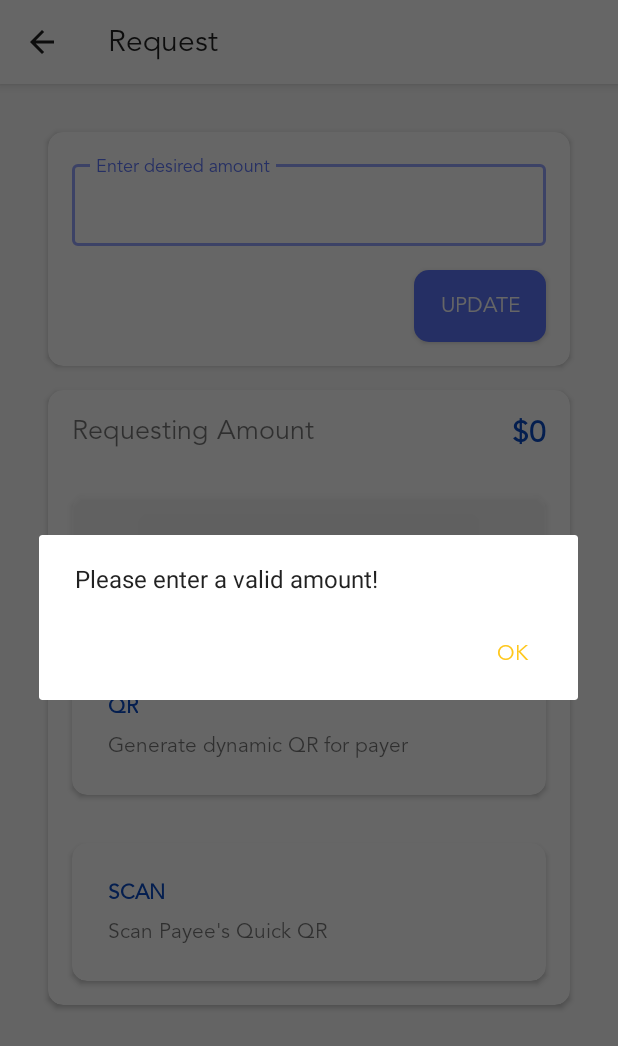
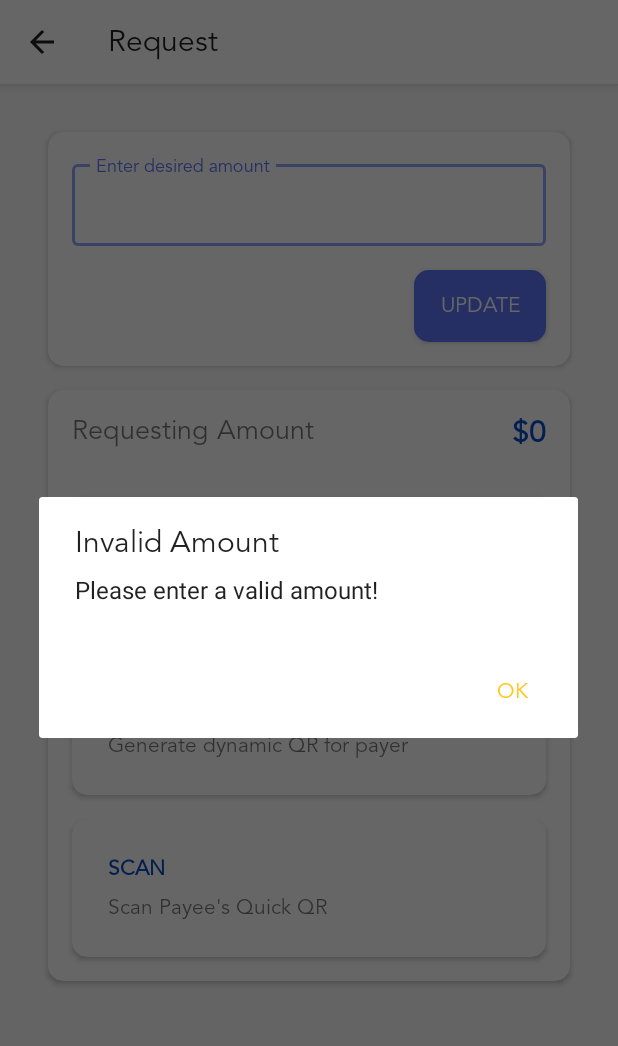
Before and after one commit to geostrong/Pocket_v2.0, an Android app: the RequestActivity screen opened directly, with no data from a screen before it, after a tap on "UPDATE", on a phone screen of 412 x 824 dp. Shown: the top 1046 px of the screen. Run offline under Robolectric (Android 15) with nearby library versions, the phone set to English and light mode, and no system bars; network calls fail.

Commit message:
added titles to dialog

```diff
--- a/app/src/main/java/com/pocketwallet/pocket/ContractActivity_Details.java
+++ b/app/src/main/java/com/pocketwallet/pocket/ContractActivity_Details.java
@@ -129,7 +129,7 @@ public class ContractActivity_Details extends AppCompatActivity {
                             }
                         };
                         AlertDialog.Builder builder = new AlertDialog.Builder(ContractActivity_Details.this);
-                        builder.setMessage("Your wallet does not have enough balance to pay. Press 'Top Up' to go to the top up page.")
+                        builder.setMessage("Your wallet does not have enough balance to pay. Press 'Top Up' to go to the top up page.").setTitle("Insufficient Balance")
                                 .setPositiveButton("Top Up", dialogClickListener)
                                 .setNegativeButton("Cancel", dialogClickListener).show();
                     } else {
--- a/app/src/main/java/com/pocketwallet/pocket/LoginActivity_Logged.java
+++ b/app/src/main/java/com/pocketwallet/pocket/LoginActivity_Logged.java
@@ -401,7 +401,7 @@ public class LoginActivity_Logged extends AppCompatActivity{
                 }
             };
             AlertDialog.Builder builder = new AlertDialog.Builder(LoginActivity_Logged.this);
-            builder.setMessage("1) Biometric does not work on this device, OR \n\n2)You do not have any registered fingerprints")
+            builder.setMessage("1) Biometric does not work on this device, OR \n\n2)You do not have any registered fingerprints").setTitle("Error")
                     .setPositiveButton("Ok", dialogClickListener).show();
             return false;
         }
--- a/app/src/main/java/com/pocketwallet/pocket/RequestActivity.java
+++ b/app/src/main/java/com/pocketwallet/pocket/RequestActivity.java
@@ -134,7 +134,7 @@ public class RequestActivity extends AppCompatActivity {
                         }
                     };
                     AlertDialog.Builder builder = new AlertDialog.Builder(RequestActivity.this);
-                    builder.setMessage("Please enter a valid amount!")
+                    builder.setMessage("Please enter a valid amount!").setTitle("Invalid Amount")
                             .setPositiveButton("Ok", dialogClickListener).show();
                 }else {
                     requestingAmountView.setText("$" + requestingAmount);
@@ -172,7 +172,7 @@ public class RequestActivity extends AppCompatActivity {
             }
         };
         AlertDialog.Builder builder = new AlertDialog.Builder(RequestActivity.this);
-        builder.setMessage("Please enter an amount to request!")
+        builder.setMessage("Please enter an amount to request!").setTitle("Invalid Amount")
                 .setPositiveButton("Ok", dialogClickListener).show();
     }
 }
--- a/app/src/main/java/com/pocketwallet/pocket/ScanQRActivity_Dynamic.java
+++ b/app/src/main/java/com/pocketwallet/pocket/ScanQRActivity_Dynamic.java
@@ -113,7 +113,7 @@ public class ScanQRActivity_Dynamic extends AppCompatActivity {
                             }
                         };
                         AlertDialog.Builder builder = new AlertDialog.Builder(ScanQRActivity_Dynamic.this);
-                        builder.setMessage("Your wallet does not have enough balance to pay. Press 'Top Up' to go to the top up page.")
+                        builder.setMessage("Your wallet does not have enough balance to pay. Press 'Top Up' to go to the top up page.").setTitle("Insufficient Balance")
                                 .setPositiveButton("Top Up", dialogClickListener)
                                 .setNegativeButton("Cancel", dialogClickListener).show();
                     } else {
@@ -138,7 +138,7 @@ public class ScanQRActivity_Dynamic extends AppCompatActivity {
                                     }
                                 };
                                 AlertDialog.Builder builder = new AlertDialog.Builder(ScanQRActivity_Dynamic.this);
-                                builder.setMessage("The amount payable is greater than your 'per transaction limit'")
+                                builder.setMessage("The amount payable is greater than your 'per transaction limit'").setTitle("Exceeded Limit")
                                         .setPositiveButton("Ok", dialogClickListener).show();
                             }
                         }
--- a/app/src/main/java/com/pocketwallet/pocket/ScanQRActivity_Static.java
+++ b/app/src/main/java/com/pocketwallet/pocket/ScanQRActivity_Static.java
@@ -114,7 +114,7 @@ public class ScanQRActivity_Static extends AppCompatActivity {
                             }
                         };
                         AlertDialog.Builder builder = new AlertDialog.Builder(ScanQRActivity_Static.this);
-                        builder.setMessage("Your wallet does not have enough balance to pay. Press 'Top Up' to go to the top up page.")
+                        builder.setMessage("Your wallet does not have enough balance to pay. Press 'Top Up' to go to the top up page.").setTitle("Insufficient Balance")
                                 .setPositiveButton("Top Up", dialogClickListener)
                                 .setNegativeButton("Cancel", dialogClickListener).show();
                     }
@@ -140,7 +140,7 @@ public class ScanQRActivity_Static extends AppCompatActivity {
                                     }
                                 };
                                 AlertDialog.Builder builder = new AlertDialog.Builder(ScanQRActivity_Static.this);
-                                builder.setMessage("The amount payable is greater than your 'per transaction limit'")
+                                builder.setMessage("The amount payable is greater than your 'per transaction limit'").setTitle("Exceeded Limit")
                                         .setPositiveButton("Ok", dialogClickListener).show();
                             }
                         }
--- a/app/src/main/java/com/pocketwallet/pocket/TransferActivity_Phone_Confirmation.java
+++ b/app/src/main/java/com/pocketwallet/pocket/TransferActivity_Phone_Confirmation.java
@@ -116,7 +116,7 @@ public class TransferActivity_Phone_Confirmation extends AppCompatActivity {
                         }
                     };
                     AlertDialog.Builder builder = new AlertDialog.Builder(TransferActivity_Phone_Confirmation.this);
-                    builder.setMessage("Your wallet does not have enough balance to pay. Press 'Top Up' to go to the top up page.")
+                    builder.setMessage("Your wallet does not have enough balance to pay. Press 'Top Up' to go to the top up page.").setTitle("Insufficient balance")
                             .setPositiveButton("Top Up", dialogClickListener)
                             .setNegativeButton("Cancel", dialogClickListener).show();
                 }else{
@@ -140,7 +140,7 @@ public class TransferActivity_Phone_Confirmation extends AppCompatActivity {
                                 }
                             };
                             AlertDialog.Builder builder = new AlertDialog.Builder(TransferActivity_Phone_Confirmation.this);
-                            builder.setMessage("The amount payable is greater than your 'per transaction limit'")
+                            builder.setMessage("The amount payable is greater than your 'per transaction limit'").setTitle("Exceeded limit")
                                     .setPositiveButton("Ok", dialogClickListener).show();
                         }
                     }
--- a/app/src/main/res/layout/activity_request.xml
+++ b/app/src/main/res/layout/activity_request.xml
@@ -193,7 +193,7 @@
                 android:layout_width="match_parent"
                 android:layout_height="wrap_content"
                 android:layout_marginStart="16dp"
-                android:layout_marginTop="32dp"
+                android:layout_marginTop="16dp"
                 android:layout_marginEnd="16dp"
                 android:layout_marginBottom="16dp"
                 app:cardCornerRadius="10dp"
```
